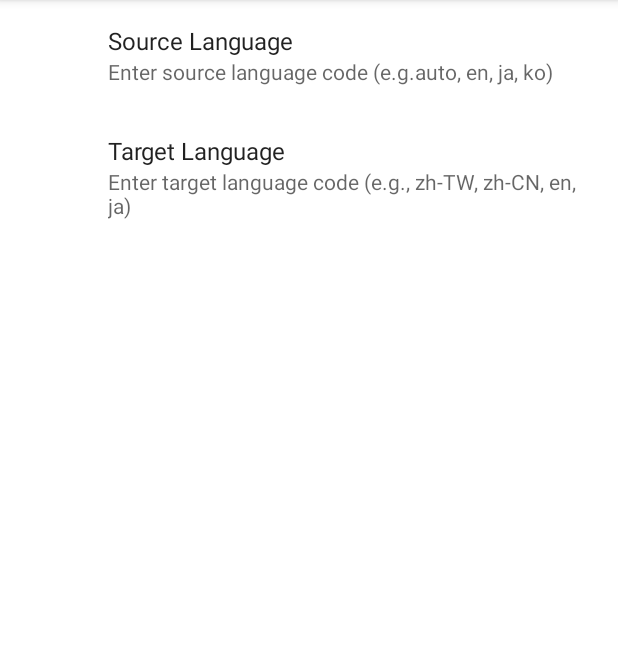
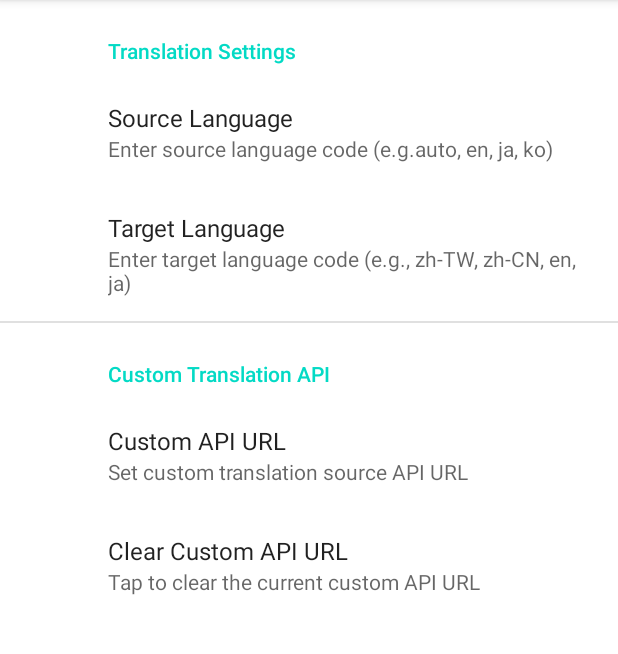
Before and after one commit to tianci-sh/XPTranslateText, an Android app: the screen it shows after launch (SettingsActivity), on a phone screen of 412 x 824 dp, the part 84-738 px from its top. Run offline under Robolectric (Android 15) with nearby library versions, the phone set to English and light mode, and no system bars; our stand-ins replace androidx.preference; 1 statement that could not run was skipped.

Commit message:
feat: add custom translation API support, fix editText translation problem.

```diff
--- a/app/src/main/res/values/strings.xml
+++ b/app/src/main/res/values/strings.xml
@@ -16,4 +16,20 @@
     <string name="target_language_title">Target Language</string>
     <string name="target_language_summary">Enter target language code (e.g., zh-TW, zh-CN, en, ja)</string>
     <string name="target_language_dialog_title">Set Target Language</string>
+
+    <!-- Preference Categories -->
+    <string name="translation_settings_category">Translation Settings</string>
+    <string name="custom_api_category">Custom Translation API</string>
+
+    <!-- Custom API Settings -->
+    <string name="custom_api_url_title">Custom API URL</string>
+    <string name="custom_api_url_summary">Set custom translation source API URL</string>
+
+    <!-- Custom API -->
+    <string name="custom_api_clear_title">Clear Custom API URL</string>
+    <string name="custom_api_clear_summary">Tap to clear the current custom API URL</string>
+    <string name="custom_api_clear_confirm_title">Confirm Clear</string>
+    <string name="custom_api_clear_confirm_message">Are you sure you want to clear the custom API URL?</string>
+    <string name="clear">Clear</string>
+    <string name="cancel">Cancel</string>
 </resources>
--- a/app/src/main/res/xml/preferences.xml
+++ b/app/src/main/res/xml/preferences.xml
@@ -1,18 +1,40 @@
+<?xml version="1.0" encoding="utf-8"?>
 <PreferenceScreen xmlns:android="http://schemas.android.com/apk/res/android">
+
+    <PreferenceCategory android:title="@string/translation_settings_category">
 
         <EditTextPreference
             android:key="source_lang"
             android:title="@string/source_language_title"
             android:summary="@string/source_language_summary"
+            android:dialogTitle="@string/source_language_dialog_title"
             android:defaultValue="auto"
-        android:dialogTitle="@string/source_language_dialog_title"
             android:singleLine="true" />
 
         <EditTextPreference
             android:key="target_lang"
             android:title="@string/target_language_title"
             android:summary="@string/target_language_summary"
+            android:dialogTitle="@string/target_language_dialog_title"
             android:defaultValue="zh-TW"
-        android:dialogTitle="@string/target_language_dialog_title"
             android:singleLine="true" />
+
+    </PreferenceCategory>
+
+    <PreferenceCategory android:title="@string/custom_api_category">
+
+        <EditTextPreference
+            android:key="custom_api_url"
+            android:title="@string/custom_api_url_title"
+            android:summary="@string/custom_api_url_summary"
+            android:inputType="textUri"
+            android:selectAllOnFocus="true" />
+
+        <Preference
+            android:key="clear_custom_api"
+            android:title="@string/custom_api_clear_title"
+            android:summary="@string/custom_api_clear_summary" />
+
+    </PreferenceCategory>
+
 </PreferenceScreen>
```
Also changed, not shown: app/src/main/java/tianci/dev/xptranslatetext/CustomTranslationManager.java (added, +253 -0 lines), app/src/main/java/tianci/dev/xptranslatetext/HookMain.java (+46 -0 lines), app/src/main/java/tianci/dev/xptranslatetext/MultiSegmentTranslateTask.java (+46 -0 lines), app/src/main/java/tianci/dev/xptranslatetext/SettingsActivity.java (+28 -0 lines), 2 other files. Lines whose indentation alone changed are shown as unchanged.
